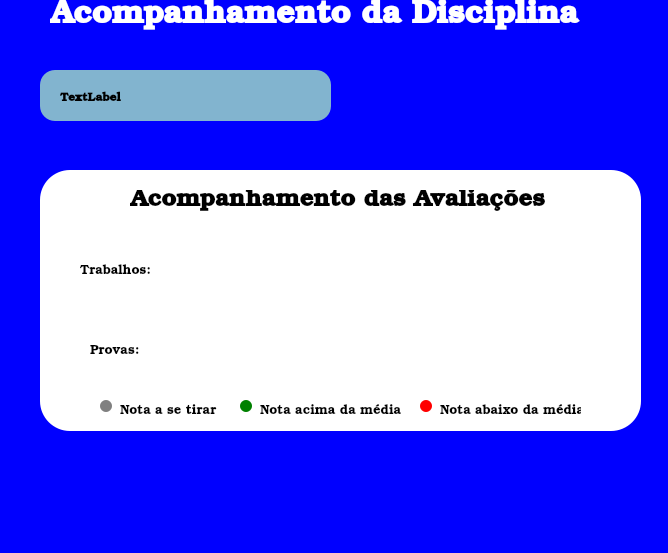
The window that src-v1/PetroPlanner/acompanhamentodisciplina.ui (ldsc/ProjetoEngenharia-SimuladorDePlanejamentoDasAtividadesDoEstudanteEngenharia) describes before a commit, drawn with Qt 5.
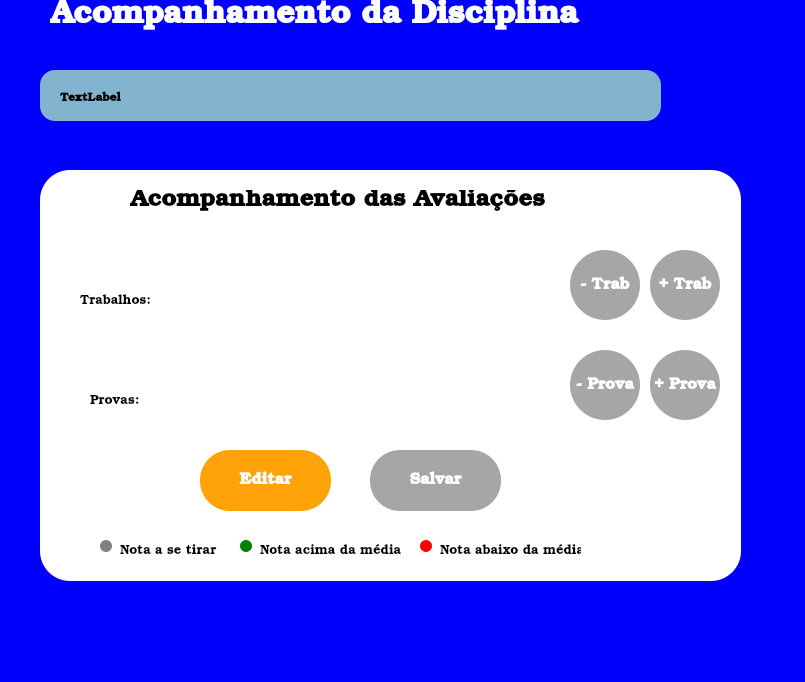
The same window after the commit.

Patch:
```diff
--- a/src-v1/PetroPlanner/acompanhamentodisciplina.ui
+++ b/src-v1/PetroPlanner/acompanhamentodisciplina.ui
@@ -6,8 +6,8 @@
    <rect>
     <x>0</x>
     <y>0</y>
-    <width>668</width>
-    <height>553</height>
+    <width>805</width>
+    <height>682</height>
    </rect>
   </property>
   <property name="windowTitle">
@@ -45,7 +45,7 @@
      <rect>
       <x>40</x>
       <y>70</y>
-      <width>291</width>
+      <width>621</width>
       <height>51</height>
      </rect>
     </property>
@@ -61,7 +61,7 @@
      <rect>
       <x>60</x>
       <y>90</y>
-      <width>251</width>
+      <width>581</width>
       <height>16</height>
      </rect>
     </property>
@@ -83,8 +83,8 @@
      <rect>
       <x>40</x>
       <y>170</y>
-      <width>601</width>
-      <height>261</height>
+      <width>701</width>
+      <height>411</height>
      </rect>
     </property>
     <property name="font">
@@ -108,7 +108,7 @@
      <property name="geometry">
       <rect>
        <x>40</x>
-       <y>90</y>
+       <y>120</y>
        <width>121</width>
        <height>21</height>
       </rect>
@@ -154,7 +154,7 @@
      <property name="geometry">
       <rect>
        <x>50</x>
-       <y>170</y>
+       <y>220</y>
        <width>121</width>
        <height>21</height>
       </rect>
@@ -179,7 +179,7 @@
        <x>130</x>
        <y>80</y>
        <width>381</width>
-       <height>41</height>
+       <height>81</height>
       </rect>
      </property>
      <layout class="QHBoxLayout" name="horizontalLayoutTrabs"/>
@@ -188,9 +188,9 @@
      <property name="geometry">
       <rect>
        <x>130</x>
-       <y>160</y>
+       <y>180</y>
        <width>381</width>
-       <height>41</height>
+       <height>81</height>
       </rect>
      </property>
      <layout class="QHBoxLayout" name="horizontalLayoutProvas"/>
@@ -199,7 +199,7 @@
      <property name="geometry">
       <rect>
        <x>80</x>
-       <y>230</y>
+       <y>370</y>
        <width>121</width>
        <height>21</height>
       </rect>
@@ -222,7 +222,7 @@
      <property name="geometry">
       <rect>
        <x>220</x>
-       <y>230</y>
+       <y>370</y>
        <width>141</width>
        <height>21</height>
       </rect>
@@ -245,7 +245,7 @@
      <property name="geometry">
       <rect>
        <x>400</x>
-       <y>230</y>
+       <y>370</y>
        <width>141</width>
        <height>21</height>
       </rect>
@@ -268,7 +268,7 @@
      <property name="geometry">
       <rect>
        <x>200</x>
-       <y>230</y>
+       <y>370</y>
        <width>12</width>
        <height>12</height>
       </rect>
@@ -290,7 +290,7 @@
      <property name="geometry">
       <rect>
        <x>60</x>
-       <y>230</y>
+       <y>370</y>
        <width>12</width>
        <height>12</height>
       </rect>
@@ -310,7 +310,7 @@
      <property name="geometry">
       <rect>
        <x>380</x>
-       <y>230</y>
+       <y>370</y>
        <width>12</width>
        <height>12</height>
       </rect>
@@ -326,6 +326,162 @@
       <string/>
      </property>
     </widget>
+    <widget class="QPushButton" name="botaoAdcTrab">
+     <property name="geometry">
+      <rect>
+       <x>610</x>
+       <y>80</y>
+       <width>70</width>
+       <height>70</height>
+      </rect>
+     </property>
+     <property name="font">
+      <font>
+       <family>Bookman Old Style</family>
+       <pointsize>12</pointsize>
+       <bold>true</bold>
+      </font>
+     </property>
+     <property name="toolTipDuration">
+      <number>-4</number>
+     </property>
+     <property name="styleSheet">
+      <string notr="true">background-color:#a6a6a6; color: white; border-radius: 35px;</string>
+     </property>
+     <property name="text">
+      <string>+ Trab</string>
+     </property>
+    </widget>
+    <widget class="QPushButton" name="botaoRemTrab">
+     <property name="geometry">
+      <rect>
+       <x>530</x>
+       <y>80</y>
+       <width>70</width>
+       <height>70</height>
+      </rect>
+     </property>
+     <property name="font">
+      <font>
+       <family>Bookman Old Style</family>
+       <pointsize>12</pointsize>
+       <bold>true</bold>
+      </font>
+     </property>
+     <property name="toolTipDuration">
+      <number>-4</number>
+     </property>
+     <property name="styleSheet">
+      <string notr="true">background-color: #a6a6a6; color: white; border-radius: 35px;</string>
+     </property>
+     <property name="text">
+      <string>- Trab</string>
+     </property>
+    </widget>
+    <widget class="QPushButton" name="botaoAdcProva">
+     <property name="geometry">
+      <rect>
+       <x>610</x>
+       <y>180</y>
+       <width>70</width>
+       <height>70</height>
+      </rect>
+     </property>
+     <property name="font">
+      <font>
+       <family>Bookman Old Style</family>
+       <pointsize>12</pointsize>
+       <bold>true</bold>
+      </font>
+     </property>
+     <property name="toolTipDuration">
+      <number>-4</number>
+     </property>
+     <property name="styleSheet">
+      <string notr="true">background-color: #a6a6a6; color: white; border-radius: 35px;</string>
+     </property>
+     <property name="text">
+      <string>+ Prova</string>
+     </property>
+    </widget>
+    <widget class="QPushButton" name="botaoRemProva">
+     <property name="geometry">
+      <rect>
+       <x>530</x>
+       <y>180</y>
+       <width>70</width>
+       <height>70</height>
+      </rect>
+     </property>
+     <property name="font">
+      <font>
+       <family>Bookman Old Style</family>
+       <pointsize>12</pointsize>
+       <bold>true</bold>
+      </font>
+     </property>
+     <property name="toolTipDuration">
+      <number>-4</number>
+     </property>
+     <property name="styleSheet">
+      <string notr="true">background-color: #a6a6a6; color: white; border-radius: 35px;</string>
+     </property>
+     <property name="text">
+      <string>- Prova</string>
+     </property>
+    </widget>
+    <widget class="QPushButton" name="botaoEditar">
+     <property name="geometry">
+      <rect>
+       <x>160</x>
+       <y>280</y>
+       <width>131</width>
+       <height>61</height>
+      </rect>
+     </property>
+     <property name="font">
+      <font>
+       <family>Bookman Old Style</family>
+       <pointsize>12</pointsize>
+       <bold>true</bold>
+      </font>
+     </property>
+     <property name="toolTipDuration">
+      <number>-4</number>
+     </property>
+     <property name="styleSheet">
+      <string notr="true">background-color: #ffa308; color: white; border-radius: 30px;</string>
+     </property>
+     <property name="text">
+      <string>Editar</string>
+     </property>
+    </widget>
+    <widget class="QPushButton" name="botaoSalvar">
+     <property name="geometry">
+      <rect>
+       <x>330</x>
+       <y>280</y>
+       <width>131</width>
+       <height>61</height>
+      </rect>
+     </property>
+     <property name="font">
+      <font>
+       <family>Bookman Old Style</family>
+       <pointsize>12</pointsize>
+       <bold>true</bold>
+      </font>
+     </property>
+     <property name="toolTipDuration">
+      <number>-4</number>
+     </property>
+     <property name="styleSheet">
+      <string notr="true">background-color: #a6a6a6; color: white; border-radius: 30px;</string>
+     </property>
+     <property name="text">
+      <string>Salvar</string>
+     </property>
+    </widget>
    </widget>
   </widget>
   <widget class="QMenuBar" name="menubar">
```
Left out of the diff: 2 changed lines with no effect on the pictures.
